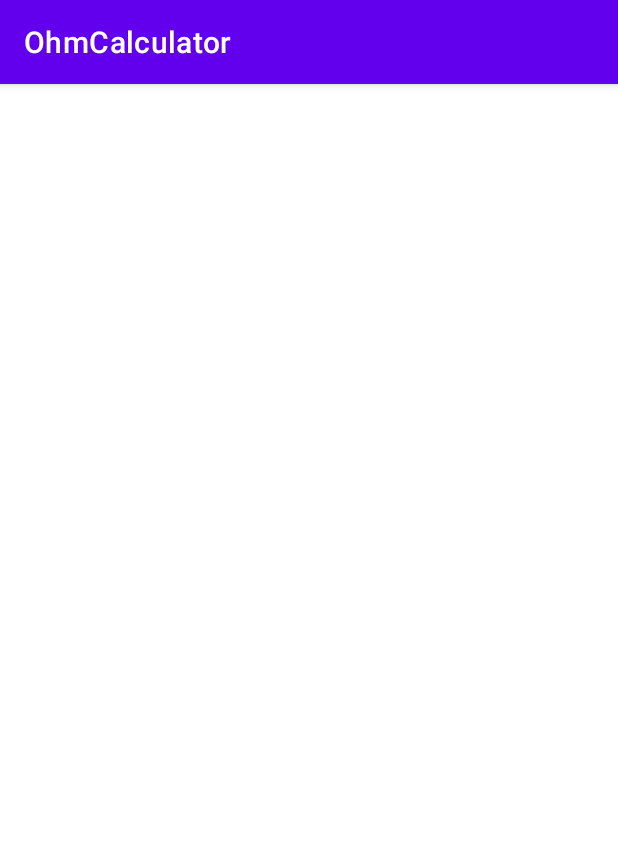
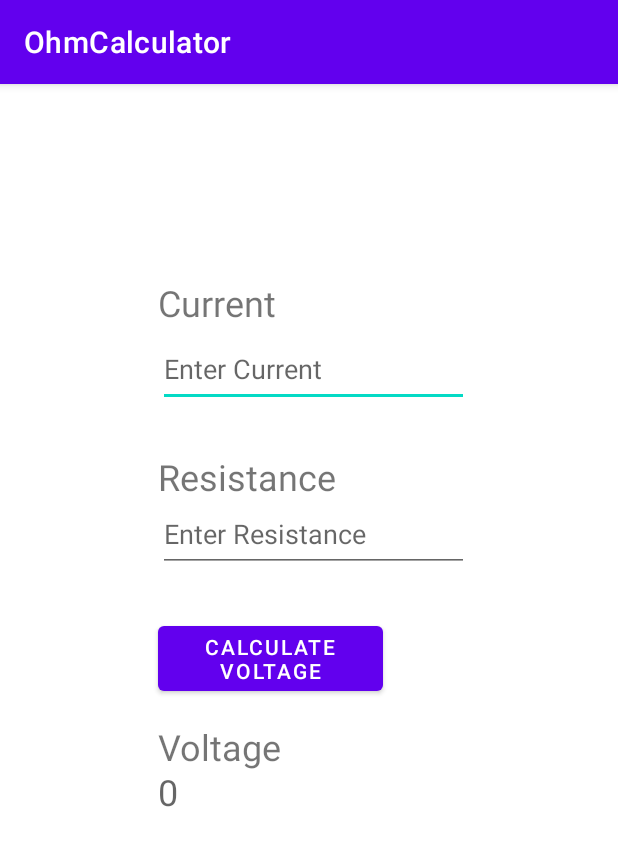
Before and after one commit to jaakko13/GUIClass, an Android app: the screen it shows after launch (CalcVoltage), after a tap on "CALCULATE VOLTAGE", on a phone screen of 412 x 824 dp. Shown: the top 846 px of the screen. Run offline under Robolectric (Android 15) with nearby library versions, the phone set to English and light mode, and no system bars.

Commit message:
All calculations done

```diff
--- a/OhmCalculator/app/src/main/java/javi/toxic/ohmcalculator/CalcVoltage.kt
+++ b/OhmCalculator/app/src/main/java/javi/toxic/ohmcalculator/CalcVoltage.kt
@@ -1,11 +1,42 @@
 package javi.toxic.ohmcalculator
 
+import android.content.Intent
 import androidx.appcompat.app.AppCompatActivity
 import android.os.Bundle
+import android.widget.Button
+import android.widget.EditText
+import android.widget.TextView
+import android.widget.Toast
 
 class CalcVoltage : AppCompatActivity() {
+
+    lateinit var current: EditText
+    lateinit var resistance: EditText
+    lateinit var calculatevoltage: Button
+    lateinit var finalVoltage: TextView
+    lateinit var vol: TextView
+
     override fun onCreate(savedInstanceState: Bundle?) {
         super.onCreate(savedInstanceState)
         setContentView(R.layout.activity_calc_voltage)
+
+        current = findViewById(R.id.current)
+        resistance = findViewById(R.id.resistance)
+        calculatevoltage = findViewById(R.id.calculatevoltage)
+        finalVoltage = findViewById(R.id.finalVoltage)
+        vol = findViewById(R.id.vol)
+
+        calculatevoltage.setOnClickListener{
+            var calcCurrent = current.text.toString().toDoubleOrNull()
+            var calcResistance = resistance.text.toString().toDoubleOrNull()
+
+            if(calcCurrent == null || calcResistance == null){
+                Toast.makeText(this, "Enter a Value!", Toast.LENGTH_SHORT).show()
+            }
+            else{
+                var finalVol: Double = calcCurrent!! * calcResistance!!;
+                finalVoltage.text = finalVol.toString();
+            }
+        }
     }
 }
--- a/OhmCalculator/app/src/main/res/layout/activity_calc_voltage.xml
+++ b/OhmCalculator/app/src/main/res/layout/activity_calc_voltage.xml
@@ -1,9 +1,95 @@
 <?xml version="1.0" encoding="utf-8"?>
-<androidx.constraintlayout.widget.ConstraintLayout xmlns:android="http://schemas.android.com/apk/res/android"
+<RelativeLayout xmlns:android="http://schemas.android.com/apk/res/android"
 	xmlns:app="http://schemas.android.com/apk/res-auto"
 	xmlns:tools="http://schemas.android.com/tools"
 	android:layout_width="match_parent"
 	android:layout_height="match_parent"
+	android:orientation="vertical"
+	android:padding="25dp"
 	tools:context=".CalcVoltage">
 
-</androidx.constraintlayout.widget.ConstraintLayout>
+	<RelativeLayout
+		android:id="@+id/mainTing"
+		android:layout_width="match_parent"
+		android:layout_height="match_parent"
+		android:visibility="visible">
+
+		<TextView
+			android:layout_width="wrap_content"
+			android:layout_height="wrap_content"
+			android:layout_marginStart="80dp"
+			android:layout_marginTop="104dp"
+			android:text="Current"
+			android:textSize="24dp"
+			app:layout_constraintStart_toStartOf="parent"
+			app:layout_constraintTop_toTopOf="parent"
+			app:layout_constraintVertical_bias="0.019" />
+
+		<EditText
+			android:id="@+id/current"
+			android:layout_width="207dp"
+			android:layout_height="50dp"
+			android:layout_marginStart="80dp"
+			android:layout_marginTop="140dp"
+			android:layout_weight="0.5"
+			android:hint="Enter Current"
+			android:inputType="numberDecimal"></EditText>
+
+		<TextView
+			android:layout_width="wrap_content"
+			android:layout_height="wrap_content"
+			android:layout_marginStart="80dp"
+			android:layout_marginTop="220dp"
+			android:text="Resistance"
+			android:textSize="24dp"
+			app:layout_constraintStart_toStartOf="parent"
+			app:layout_constraintTop_toTopOf="parent"
+			app:layout_constraintVertical_bias="0.019" />
+
+		<EditText
+			android:id="@+id/resistance"
+			android:layout_width="207dp"
+			android:layout_height="50dp"
+			android:layout_marginStart="80dp"
+			android:layout_marginTop="250dp"
+			android:layout_weight="0.5"
+			android:hint="Enter Resistance"
+			android:inputType="numberDecimal"></EditText>
+
+		<Button
+			android:id="@+id/calculatevoltage"
+			android:layout_width="150dp"
+			android:layout_height="wrap_content"
+			android:layout_marginStart="80dp"
+			android:layout_marginTop="330dp"
+			android:onClick="calculate"
+			android:text="Calculate Voltage"
+			tools:ignore="OnClick" />
+
+
+		<TextView
+			android:id="@+id/vol"
+			android:layout_width="wrap_content"
+			android:layout_height="wrap_content"
+			android:layout_marginStart="80dp"
+			android:layout_marginTop="400dp"
+			android:text="Voltage"
+			android:textSize="24dp"
+			app:layout_constraintStart_toStartOf="parent"
+			app:layout_constraintTop_toTopOf="parent"
+			app:layout_constraintVertical_bias="0.019" />
+
+		<TextView
+			android:id="@+id/finalVoltage"
+			android:layout_width="wrap_content"
+			android:layout_height="wrap_content"
+			android:layout_marginStart="80dp"
+			android:layout_marginTop="430dp"
+			android:hint="0"
+			android:inputType="none"
+			android:textSize="24dp"></TextView>
+
+
+	</RelativeLayout>
+
+</RelativeLayout>
```
Also changed, not shown: OhmCalculator/app/src/main/java/javi/toxic/ohmcalculator/CalcCurrent.kt (+38 -0 lines), OhmCalculator/app/src/main/java/javi/toxic/ohmcalculator/CalcResistance.kt (+11 -6 lines), OhmCalculator/app/src/main/res/layout/activity_calc_current.xml (+88 -2 lines), OhmCalculator/app/src/main/res/layout/activity_calc_resistance.xml (+5 -5 lines).
